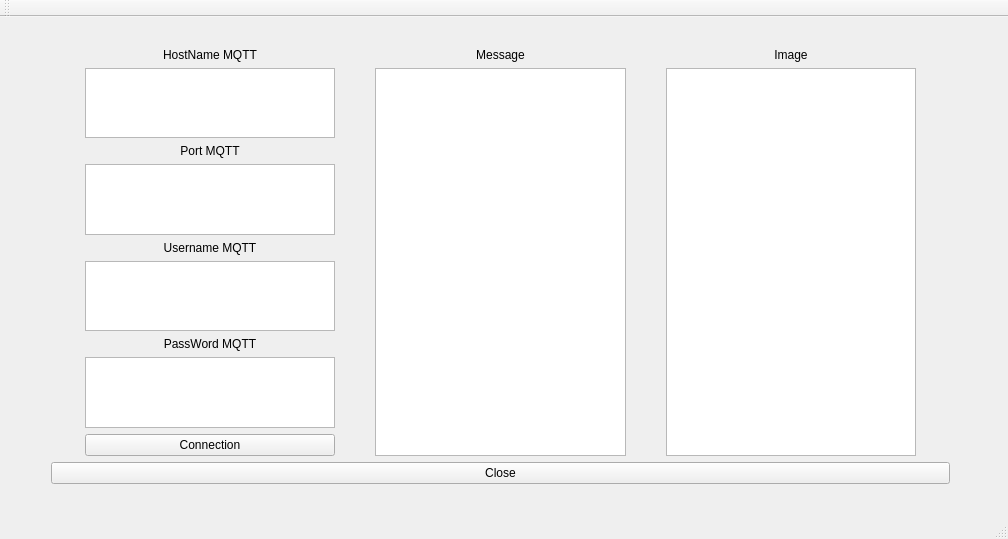
Above: steganoBase/mainwindow.ui from dylan6440/steganoDrone before the change. Below: the same form after it.
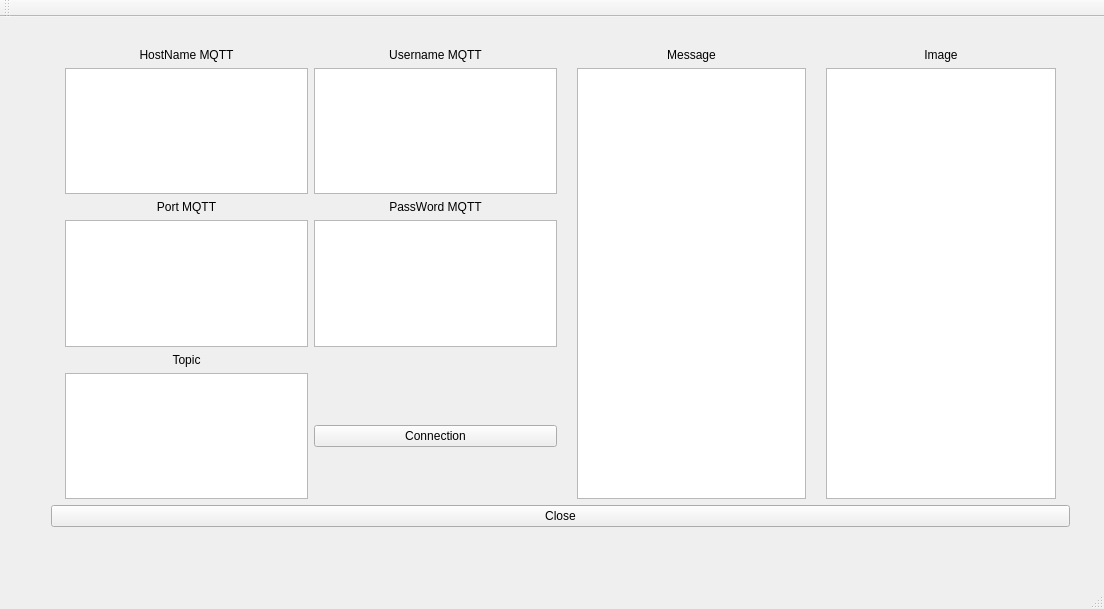
That is the form after the change.

Commit message: Try mqtt connection with IG

Diff of the .ui file:
```diff
--- a/steganoBase/mainwindow.ui
+++ b/steganoBase/mainwindow.ui
@@ -9,8 +9,8 @@
    <rect>
     <x>0</x>
     <y>0</y>
-    <width>1008</width>
-    <height>539</height>
+    <width>1104</width>
+    <height>609</height>
    </rect>
   </property>
   <property name="windowTitle">
@@ -25,8 +25,8 @@
      <rect>
       <x>40</x>
       <y>20</y>
-      <width>921</width>
-      <height>458</height>
+      <width>1041</width>
+      <height>501</height>
      </rect>
     </property>
     <layout class="QVBoxLayout" name="verticalLayout_2">
@@ -49,21 +49,8 @@
         </spacer>
        </item>
        <item>
-        <layout class="QVBoxLayout" name="verticalLayoutMqtt">
-         <item>
-          <widget class="QLabel" name="label">
-           <property name="text">
-            <string>HostName MQTT</string>
-           </property>
-           <property name="alignment">
-            <set>Qt::AlignCenter</set>
-           </property>
-          </widget>
-         </item>
-         <item>
-          <widget class="QTextEdit" name="textEdit_HNMQTT"/>
-         </item>
-         <item>
+        <layout class="QGridLayout" name="gridLayout">
+         <item row="2" column="0">
           <widget class="QLabel" name="label_2">
            <property name="font">
             <font>
@@ -83,10 +70,30 @@
            </property>
           </widget>
          </item>
-         <item>
-          <widget class="QTextEdit" name="textEdit_PMQTT"/>
+         <item row="2" column="1">
+          <widget class="QLabel" name="label_5">
+           <property name="text">
+            <string>PassWord MQTT</string>
+           </property>
+           <property name="alignment">
+            <set>Qt::AlignCenter</set>
+           </property>
+          </widget>
          </item>
-         <item>
+         <item row="1" column="0">
+          <widget class="QTextEdit" name="textEdit_HNMQTT"/>
+         </item>
+         <item row="4" column="0">
+          <widget class="QLabel" name="label_7">
+           <property name="text">
+            <string>Topic</string>
+           </property>
+           <property name="alignment">
+            <set>Qt::AlignCenter</set>
+           </property>
+          </widget>
+         </item>
+         <item row="0" column="1">
           <widget class="QLabel" name="label_4">
            <property name="text">
             <string>Username MQTT</string>
@@ -96,23 +103,29 @@
            </property>
           </widget>
          </item>
-         <item>
+         <item row="3" column="0">
+          <widget class="QTextEdit" name="textEdit_PMQTT"/>
+         </item>
+         <item row="1" column="1">
           <widget class="QTextEdit" name="textEdit_UNMQTT"/>
          </item>
-         <item>
-          <widget class="QLabel" name="label_5">
+         <item row="0" column="0">
+          <widget class="QLabel" name="label">
            <property name="text">
-            <string>PassWord MQTT</string>
+            <string>HostName MQTT</string>
            </property>
            <property name="alignment">
             <set>Qt::AlignCenter</set>
            </property>
           </widget>
          </item>
-         <item>
+         <item row="3" column="1">
           <widget class="QTextEdit" name="textEdit_PWMQTT"/>
          </item>
-         <item>
+         <item row="5" column="0">
+          <widget class="QTextEdit" name="textEdit_topic"/>
+         </item>
+         <item row="5" column="1">
           <widget class="QPushButton" name="pushButtonConnection">
            <property name="text">
             <string>Connection</string>
```
Left out of the diff: 2 changed lines with no effect on the pictures. The commit also changes 8 other files.
